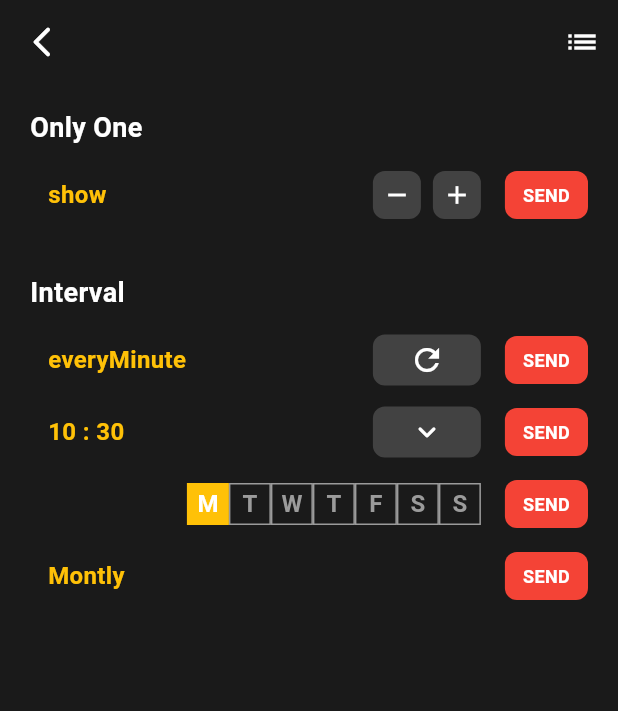
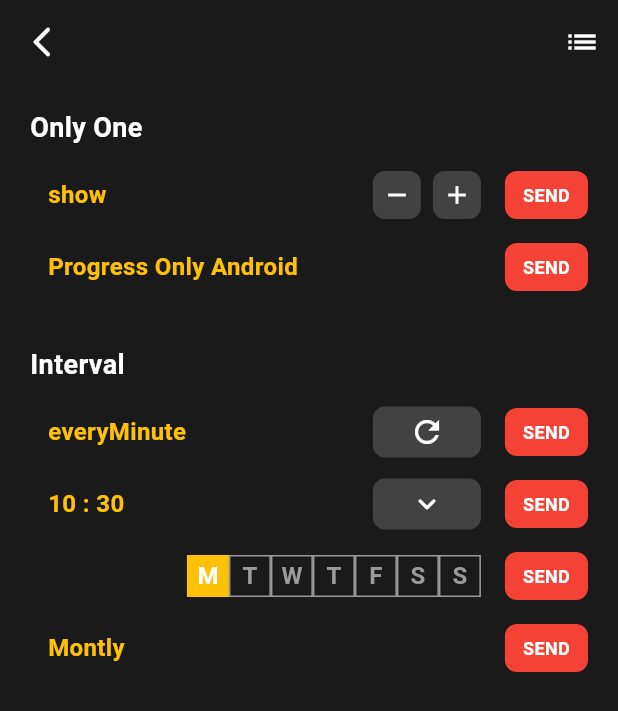
Before and after one commit to boglbbogl/flutter_local_notifications_sample, a Flutter app: the LocalPushPage screen opened directly, on a phone screen of 412 x 824 dp. Shown: the top 711 px of the screen. Run offline on Flutter 3.47's test engine with Material 3 defaults, Android fonts, the phone set to English and light mode, and no system bars; our stand-ins replace flutter_local_notifications, permission_handler, shared_preferences, timezone; accounts and stored records are empty.

Commit message:
update local_notifications

```diff
--- a/lib/_sample/local_noticiations/local_push_page.dart
+++ b/lib/_sample/local_noticiations/local_push_page.dart
@@ -1,3 +1,5 @@
+import 'dart:io';
+
 import 'package:flutter/material.dart';
 import 'package:flutter_local_notifications_sample/_sample/local_noticiations/local_push_list_page.dart';
 import 'package:flutter_local_notifications_sample/_sample/send_model.dart';
@@ -54,7 +56,13 @@ class _LocalPushPageState extends State<LocalPushPage> {
     }
   }
 
-  NotificationDetails _setDetails(SendModel send) {
+  NotificationDetails _setDetails(
+    SendModel send, {
+    int maxProgress = 100,
+    int progress = 0,
+    bool showProgress = false,
+    bool silent = false,
+  }) {
     List<DarwinNotificationAttachment> attachments = [];
     StyleInformation? styleInformation;
     if (send.filePath != null) {
@@ -63,6 +71,7 @@ class _LocalPushPageState extends State<LocalPushPage> {
         FilePathAndroidBitmap(send.filePath!),
       );
     }
+
     return NotificationDetails(
       iOS: DarwinNotificationDetails(
         presentAlert: true,
@@ -78,6 +87,10 @@ class _LocalPushPageState extends State<LocalPushPage> {
         importance: Importance.max,
         priority: Priority.high,
         styleInformation: styleInformation,
+        maxProgress: maxProgress,
+        progress: progress,
+        showProgress: showProgress,
+        silent: silent,
       ),
     );
   }
@@ -139,7 +152,21 @@ class _LocalPushPageState extends State<LocalPushPage> {
         matchDateTimeComponents: DateTimeComponents.dateAndTime,
       );
     }
-    _setDate(DateTime.now());
+  }
+
+  Future<void> _showWithOnlyAndroidProgress({
+    required SendModel send,
+  }) async {
+    for (int i = 0; i < 10; i++) {
+      await Future.delayed(const Duration(seconds: 1), () async {
+        NotificationDetails details = _setDetails(send,
+            showProgress: true, progress: (i + 1) * 10, silent: true);
+        PushModel data =
+            await _setPayload(send, progress: "${(i + 1) * 10}/100");
+        await _local.show(data.id, data.title, data.body, details,
+            payload: data.deeplink);
+      });
+    }
   }
 
   tz.TZDateTime _setDate(DateTime date) {
@@ -170,6 +197,7 @@ class _LocalPushPageState extends State<LocalPushPage> {
   Future<PushModel> _setPayload(
     SendModel send, {
     tz.TZDateTime? dateTime,
+    String? progress,
   }) async {
     List<PendingNotificationRequest> notifications =
         await _local.pendingNotificationRequests();
@@ -213,6 +241,7 @@ class _LocalPushPageState extends State<LocalPushPage> {
             PushType.daily => "🌈 [DAILY] 매일 $date분 마다..",
             PushType.weekly => "💥 [WEEKLY] 매주 $week $date분 마다..",
             PushType.montly => "📅 [MONTLY] 매월 $date분 마다..",
+            PushType.progressOnlyAndroid => "🧨 [PROGRESS] [$progress]",
             _ => "",
           },
       body: send.body ??
@@ -224,6 +253,8 @@ class _LocalPushPageState extends State<LocalPushPage> {
             PushType.daily => "tyger://flutterLocalNotifications/daily",
             PushType.weekly => "tyger://flutterLocalNotifications/weekly",
             PushType.montly => "tyger://flutterLocalNotifications/montly",
+            PushType.progressOnlyAndroid =>
+              "tyger://flutterLocalNotifications/progress",
             _ => "",
           },
     );
@@ -260,11 +291,19 @@ class _LocalPushPageState extends State<LocalPushPage> {
                           _button(Icons.remove, () => _onChanged(isAdd: false)),
                           _button(Icons.add, () => _onChanged()),
                         ],
-                        onTap: (SendModel send) => _show(
-                          send: send,
-                        ),
+                        onTap: (SendModel send) => _show(send: send),
                       );
                     }),
+                Visibility(
+                  visible: !Platform.isIOS,
+                  child: ContentWidget(
+                    type: PushType.progressOnlyAndroid,
+                    content: "Progress Only Android",
+                    children: const [],
+                    onTap: (SendModel send) =>
+                        _showWithOnlyAndroidProgress(send: send),
+                  ),
+                )
               ],
             ),
             TitleWidget(
@@ -280,9 +319,8 @@ class _LocalPushPageState extends State<LocalPushPage> {
                           _bigButton(
                               Icons.refresh, () async => _onChangedWithTime())
                         ],
-                        onTap: (SendModel send) => _periodicallyShow(
-                          send: send,
-                        ),
+                        onTap: (SendModel send) =>
+                            _periodicallyShow(send: send),
                       );
                     }),
                 ValueListenableBuilder<TimeOfDay>(
--- a/lib/_sample/push_type.dart
+++ b/lib/_sample/push_type.dart
@@ -3,6 +3,11 @@ enum PushType {
     channelId: "onlyOne",
     channelName: "onlyOne",
     channelDescription: "Test notifictions with only one",
+  ),
+  progressOnlyAndroid(
+    channelId: "progressOnlyAndroid",
+    channelName: "progressOnlyAndroid",
+    channelDescription: "Test notifications with Only progress",
   ),
   period(
     channelId: "intervalPeriod",
```
Also changed, not shown: 1 other file.
